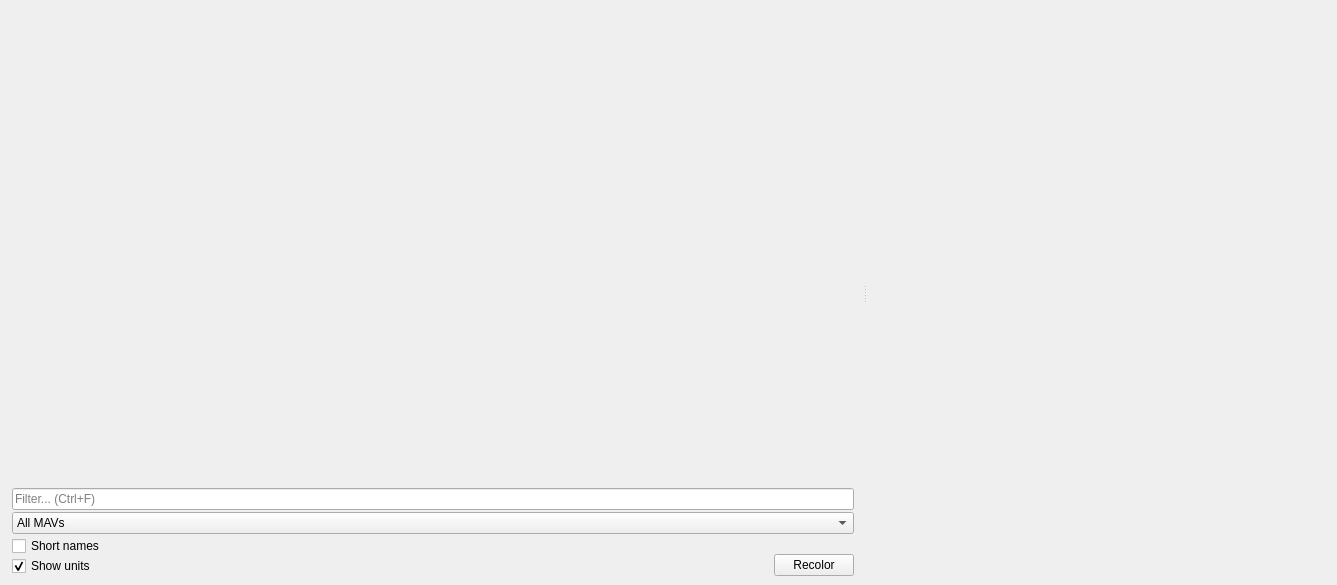
josephlewis42/UDenverQGC, file src/ui/Linechart.ui: the form before one commit.
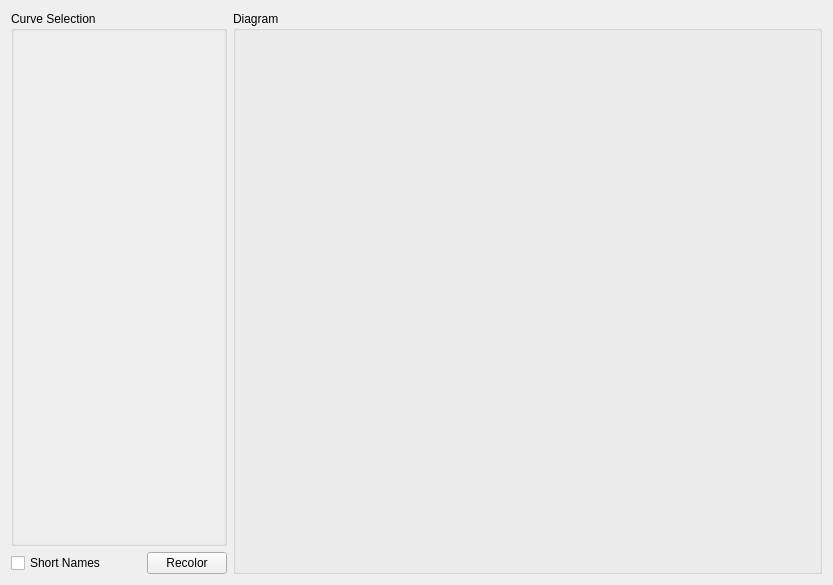
The form after the commit.

The edit to the form file:
```diff
--- a/src/ui/Linechart.ui
+++ b/src/ui/Linechart.ui
@@ -6,7 +6,7 @@
    <rect>
     <x>0</x>
     <y>0</y>
-    <width>1337</width>
+    <width>833</width>
     <height>585</height>
    </rect>
   </property>
@@ -25,42 +25,41 @@
   <property name="windowTitle">
    <string>Form</string>
   </property>
-  <property name="styleSheet">
-   <string notr="true"/>
-  </property>
-  <layout class="QHBoxLayout" name="horizontalLayout_2">
+  <layout class="QGridLayout" name="gridLayout" columnstretch="5,5,5,5,100">
+   <item row="0" column="0" colspan="4">
+    <widget class="QGroupBox" name="curveGroupBox">
+     <property name="sizePolicy">
+      <sizepolicy hsizetype="Expanding" vsizetype="MinimumExpanding">
+       <horstretch>1</horstretch>
+       <verstretch>0</verstretch>
+      </sizepolicy>
+     </property>
+     <property name="minimumSize">
+      <size>
+       <width>90</width>
+       <height>200</height>
+      </size>
+     </property>
+     <property name="maximumSize">
+      <size>
+       <width>370</width>
+       <height>16777215</height>
+      </size>
+     </property>
+     <property name="title">
+      <string>Curve Selection</string>
+     </property>
+     <property name="alignment">
+      <set>Qt::AlignLeading|Qt::AlignLeft|Qt::AlignTop</set>
+     </property>
+     <layout class="QVBoxLayout" name="verticalLayout">
+      <property name="spacing">
+       <number>2</number>
+      </property>
    <property name="margin">
-    <number>6</number>
+       <number>0</number>
    </property>
    <item>
-    <widget class="QSplitter" name="splitter">
-     <property name="frameShape">
-      <enum>QFrame::NoFrame</enum>
-     </property>
-     <property name="midLineWidth">
-      <number>1</number>
-     </property>
-     <property name="orientation">
-      <enum>Qt::Horizontal</enum>
-     </property>
-     <property name="handleWidth">
-      <number>10</number>
-     </property>
-     <widget class="QWidget" name="curveGroupBox" native="true">
-      <layout class="QGridLayout" name="gridLayout" rowstretch="50,0,0,0">
-       <property name="leftMargin">
-        <number>6</number>
-       </property>
-       <property name="topMargin">
-        <number>6</number>
-       </property>
-       <property name="rightMargin">
-        <number>6</number>
-       </property>
-       <property name="bottomMargin">
-        <number>3</number>
-       </property>
-       <item row="0" column="0">
         <widget class="QScrollArea" name="curveListWidget">
          <property name="sizePolicy">
           <sizepolicy hsizetype="Minimum" vsizetype="Expanding">
@@ -83,9 +82,6 @@
          <property name="autoFillBackground">
           <bool>false</bool>
          </property>
-         <property name="styleSheet">
-          <string notr="true"/>
-         </property>
          <property name="frameShape">
           <enum>QFrame::NoFrame</enum>
          </property>
@@ -103,97 +99,52 @@
            <rect>
             <x>0</x>
             <y>0</y>
-            <width>884</width>
-            <height>491</height>
+           <width>232</width>
+           <height>516</height>
            </rect>
           </property>
          </widget>
         </widget>
        </item>
-       <item row="3" column="0">
-        <layout class="QVBoxLayout" name="verticalLayout_2">
-         <property name="spacing">
-          <number>2</number>
-         </property>
-         <item>
-          <widget class="QLineEdit" name="plotFilterLineEdit">
-           <property name="placeholderText">
-            <string>Filter... (Ctrl+F)</string>
-           </property>
-          </widget>
-         </item>
-         <item>
-          <widget class="QComboBox" name="uasSelectionBox">
-           <item>
-            <property name="text">
-             <string>All MAVs</string>
-            </property>
-           </item>
-          </widget>
-         </item>
-         <item>
-          <layout class="QHBoxLayout" name="horizontalLayout" stretch="1,0">
-           <property name="spacing">
-            <number>0</number>
-           </property>
-           <item>
-            <layout class="QVBoxLayout" name="verticalLayout_3">
-             <property name="spacing">
-              <number>0</number>
-             </property>
-             <item>
+     </layout>
+    </widget>
+   </item>
+   <item row="0" column="4" rowspan="2">
+    <widget class="QGroupBox" name="diagramGroupBox">
+     <property name="sizePolicy">
+      <sizepolicy hsizetype="MinimumExpanding" vsizetype="MinimumExpanding">
+       <horstretch>0</horstretch>
+       <verstretch>0</verstretch>
+      </sizepolicy>
+     </property>
+     <property name="minimumSize">
+      <size>
+       <width>200</width>
+       <height>200</height>
+      </size>
+     </property>
+     <property name="baseSize">
+      <size>
+       <width>800</width>
+       <height>300</height>
+      </size>
+     </property>
+     <property name="title">
+      <string>Diagram</string>
+     </property>
+    </widget>
+   </item>
+   <item row="1" column="0">
               <widget class="QCheckBox" name="shortNameCheckBox">
                <property name="toolTip">
                 <string>Display only variable names in curve list</string>
                </property>
                <property name="text">
-                <string>Short names</string>
+      <string>Short Names</string>
                </property>
               </widget>
              </item>
-             <item>
-              <widget class="QCheckBox" name="showUnitsCheckBox">
-               <property name="toolTip">
-                <string>Display variable units in curve list</string>
-               </property>
-               <property name="whatsThis">
-                <string>Display variable units in curve list</string>
-               </property>
-               <property name="text">
-                <string>Show units</string>
-               </property>
-               <property name="checked">
-                <bool>true</bool>
-               </property>
-              </widget>
-             </item>
-            </layout>
-           </item>
-           <item>
-            <layout class="QVBoxLayout" name="verticalLayout_4">
-             <property name="spacing">
-              <number>0</number>
-             </property>
-             <property name="sizeConstraint">
-              <enum>QLayout::SetMinimumSize</enum>
-             </property>
-             <property name="bottomMargin">
-              <number>0</number>
-             </property>
-             <item>
-              <spacer name="verticalSpacer_2">
-               <property name="orientation">
-                <enum>Qt::Vertical</enum>
-               </property>
-               <property name="sizeHint" stdset="0">
-                <size>
-                 <width>20</width>
-                 <height>0</height>
-                </size>
-               </property>
-              </spacer>
-             </item>
-             <item>
+   <item row="1" column="2" colspan="2">
               <widget class="QPushButton" name="recolorButton">
                <property name="toolTip">
                 <string>Rotate color scheme for all curves</string>
@@ -203,32 +154,18 @@
                </property>
               </widget>
              </item>
-             <item>
-              <spacer name="verticalSpacer">
+   <item row="1" column="1">
+    <spacer name="horizontalSpacer">
                <property name="orientation">
-                <enum>Qt::Vertical</enum>
-               </property>
-               <property name="sizeType">
-                <enum>QSizePolicy::Minimum</enum>
+      <enum>Qt::Horizontal</enum>
                </property>
                <property name="sizeHint" stdset="0">
                 <size>
-                 <width>20</width>
-                 <height>0</height>
+       <width>40</width>
+       <height>20</height>
                 </size>
                </property>
               </spacer>
-             </item>
-            </layout>
-           </item>
-          </layout>
-         </item>
-        </layout>
-       </item>
-      </layout>
-     </widget>
-     <widget class="QWidget" name="diagramGroupBox" native="true"/>
-    </widget>
    </item>
   </layout>
  </widget>
```
Left out of the diff: 6 changed lines with no effect on the pictures. Lines whose indentation alone changed are shown as unchanged.
